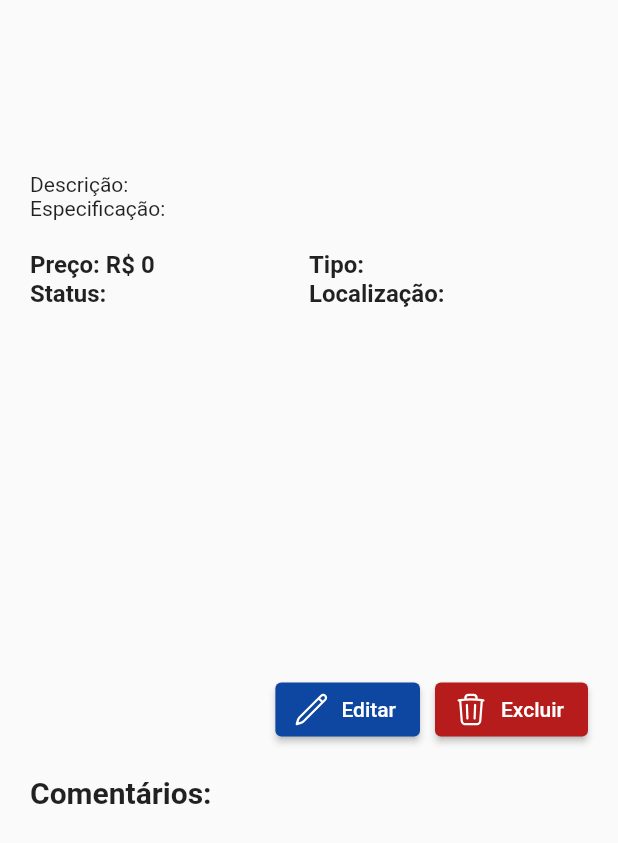
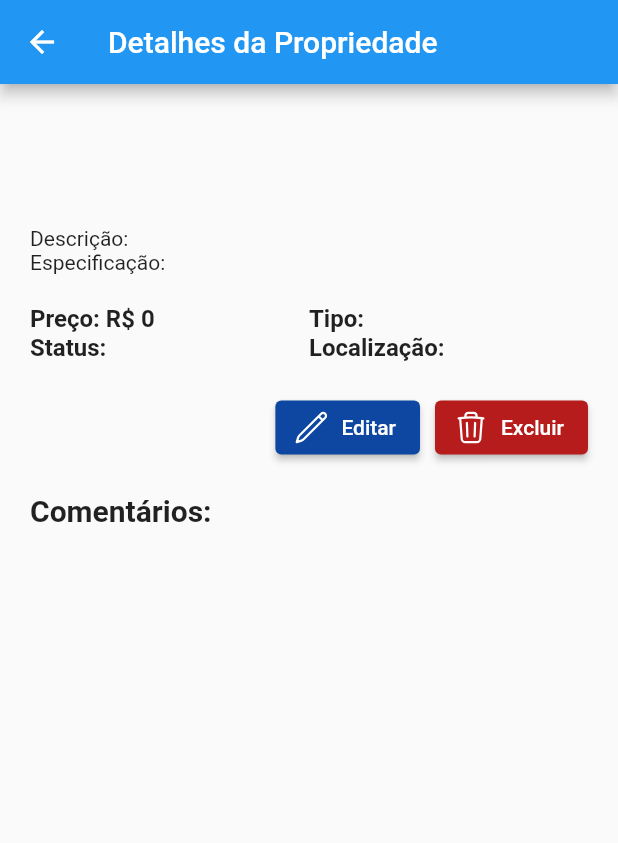
Before and after one commit to jovitif/House-Rental-Mobile-App, a Flutter app: the PropertyDetailsPage screen opened directly with empty values, on a phone screen of 412 x 824 dp. Shown: the top 843 px of the screen. Run offline on Flutter 3.47's test engine with Material 2 defaults, Android fonts, the light colour scheme and no system bars; our stand-ins replace cloud_firestore, firebase_auth, firebase_core, firebase_storage, flutter_svg, flutter_typeahead and 3 more; accounts and stored records are empty.

Commit message:
corrigindo erro scrool

```diff
--- a/houserental/lib/pages/property_details_page.dart
+++ b/houserental/lib/pages/property_details_page.dart
@@ -133,10 +133,13 @@ class _PropertyDetailsPageState extends State<PropertyDetailsPage> {
   @override
   Widget build(BuildContext context) {
     return Scaffold(
-      body: Center(
+      appBar: AppBar(
+        title: Text('Detalhes da Propriedade'),
+      ),
+      body: SingleChildScrollView(
+        child: Center(
           child: Padding(
-          padding:
-              EdgeInsets.only(top: 40.0, bottom: 20.0, left: 20.0, right: 20.0),
+            padding: EdgeInsets.all(20.0),
             child: isLoading
                 ? CircularProgressIndicator()
                 : Column(
@@ -170,8 +173,7 @@ class _PropertyDetailsPageState extends State<PropertyDetailsPage> {
                                           propertyData!['images'][index];
                                       return Center(
                                         child: Padding(
-                                        padding: EdgeInsets.only(left: 00.0),
-                                        child: Center(
+                                          padding: EdgeInsets.all(8.0),
                                           child: Image.network(
                                             imageUrl,
                                             width: MediaQuery.of(context)
@@ -179,7 +181,6 @@ class _PropertyDetailsPageState extends State<PropertyDetailsPage> {
                                                 .width,
                                             height: 300,
                                             fit: BoxFit.cover,
-                                          ),
                                           ),
                                         ),
                                       );
@@ -267,7 +268,7 @@ class _PropertyDetailsPageState extends State<PropertyDetailsPage> {
                         ),
                       if (propertyData == null)
                         Text('Detalhes do imóvel não encontrados.'),
-                    Spacer(),
+                      SizedBox(height: 20),
                       Row(
                         mainAxisAlignment: MainAxisAlignment.end,
                         children: [
@@ -285,8 +286,8 @@ class _PropertyDetailsPageState extends State<PropertyDetailsPage> {
                               ),
                               label: Text('Editar'),
                               style: ButtonStyle(
-                              backgroundColor:
-                                  MaterialStateProperty.all(Color(0xFF0D47A1)),
+                                backgroundColor: MaterialStateProperty.all(
+                                    Color(0xFF0D47A1)),
                               ),
                             ),
                           SizedBox(width: 10),
@@ -304,8 +305,8 @@ class _PropertyDetailsPageState extends State<PropertyDetailsPage> {
                               ),
                               label: Text('Excluir'),
                               style: ButtonStyle(
-                              backgroundColor:
-                                  MaterialStateProperty.all(Color(0xFFB71C1C)),
+                                backgroundColor: MaterialStateProperty.all(
+                                    Color(0xFFB71C1C)),
                               ),
                             ),
                         ],
@@ -336,23 +337,26 @@ class _PropertyDetailsPageState extends State<PropertyDetailsPage> {
                             SizedBox(height: 10),
                           ],
                         ),
-                    Expanded(
-                      child: StreamBuilder(
-                        stream: FirebaseFirestore.instance
+                      // Consulta ao Firestore para obter os comentários
+                      FutureBuilder<QuerySnapshot>(
+                        future: FirebaseFirestore.instance
                             .collection('properties')
                             .doc(widget.propertyId)
                             .collection('comments')
                             .orderBy('timestamp', descending: true)
-                            .snapshots(),
+                            .get(),
                         builder: (context, snapshot) {
-                          if (!snapshot.hasData) {
+                          if (snapshot.connectionState ==
+                              ConnectionState.waiting) {
                             return CircularProgressIndicator();
                           }
+                          if (snapshot.hasError) {
+                            return Text('Erro: ${snapshot.error}');
+                          }
                           final comments = snapshot.data?.docs;
-                          return ListView.builder(
-                            itemCount: comments!.length,
-                            itemBuilder: (context, index) {
-                              final comment = comments[index];
+
+                          return Column(
+                            children: comments!.map((comment) {
                               final commentText = comment['text'];
                               final commentUserId = comment['userId'];
                               final commentTimestamp = comment['timestamp'];
@@ -420,13 +424,12 @@ class _PropertyDetailsPageState extends State<PropertyDetailsPage> {
                                   }
                                 },
                               );
-                            },
+                            }).toList(),
                           );
                         },
                       ),
+                    ],
                   ),
-                    SizedBox(height: 20),
-                  ],
           ),
         ),
       ),
```
Lines whose indentation alone changed are shown as unchanged.
